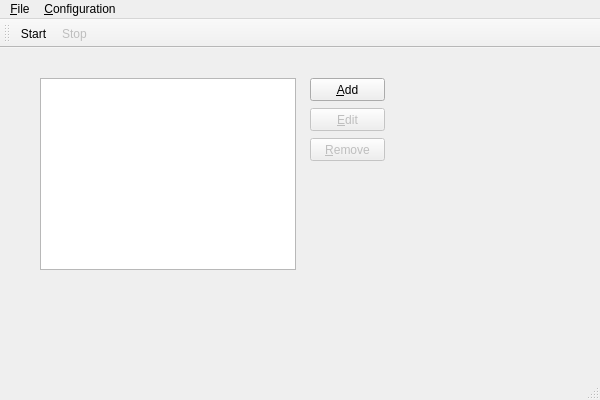
Qt form source/mainwindow.ui (martin-kudlicka/compact-ntfs) before a commit.
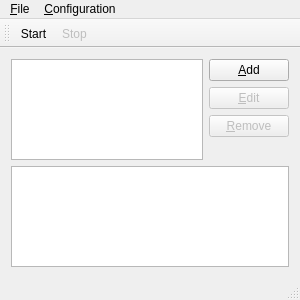
The same form after that commit.

```diff
--- a/source/mainwindow.ui
+++ b/source/mainwindow.ui
@@ -6,23 +6,19 @@
    <rect>
     <x>0</x>
     <y>0</y>
-    <width>600</width>
-    <height>400</height>
+    <width>300</width>
+    <height>300</height>
    </rect>
   </property>
   <property name="windowTitle">
    <string>MainWindow</string>
   </property>
   <widget class="QWidget" name="centralWidget">
+   <layout class="QVBoxLayout" name="verticalLayout_2">
+    <item>
+     <layout class="QHBoxLayout" name="horizontalLayout">
+      <item>
    <widget class="QTreeView" name="locations">
-    <property name="geometry">
-     <rect>
-      <x>40</x>
-      <y>30</y>
-      <width>256</width>
-      <height>192</height>
-     </rect>
-    </property>
     <property name="rootIsDecorated">
      <bool>false</bool>
     </property>
@@ -30,58 +26,71 @@
      <bool>false</bool>
     </property>
    </widget>
+      </item>
+      <item>
+       <layout class="QVBoxLayout" name="verticalLayout">
+        <item>
    <widget class="QPushButton" name="locationAdd">
-    <property name="geometry">
-     <rect>
-      <x>310</x>
-      <y>30</y>
-      <width>75</width>
-      <height>23</height>
-     </rect>
-    </property>
     <property name="text">
      <string>&amp;Add</string>
     </property>
    </widget>
+        </item>
+        <item>
    <widget class="QPushButton" name="locationEdit">
     <property name="enabled">
      <bool>false</bool>
     </property>
-    <property name="geometry">
-     <rect>
-      <x>310</x>
-      <y>60</y>
-      <width>75</width>
-      <height>23</height>
-     </rect>
-    </property>
     <property name="text">
      <string>&amp;Edit</string>
     </property>
    </widget>
+        </item>
+        <item>
    <widget class="QPushButton" name="locationRemove">
     <property name="enabled">
      <bool>false</bool>
     </property>
-    <property name="geometry">
-     <rect>
-      <x>310</x>
-      <y>90</y>
-      <width>75</width>
-      <height>23</height>
-     </rect>
-    </property>
     <property name="text">
      <string>&amp;Remove</string>
     </property>
    </widget>
+        </item>
+        <item>
+         <spacer name="verticalSpacer">
+          <property name="orientation">
+           <enum>Qt::Vertical</enum>
+          </property>
+          <property name="sizeHint" stdset="0">
+           <size>
+            <width>20</width>
+            <height>40</height>
+           </size>
+          </property>
+         </spacer>
+        </item>
+       </layout>
+      </item>
+     </layout>
+    </item>
+    <item>
+     <widget class="QTreeView" name="logMessages">
+      <property name="rootIsDecorated">
+       <bool>false</bool>
+      </property>
+      <property name="itemsExpandable">
+       <bool>false</bool>
+      </property>
+     </widget>
+    </item>
+   </layout>
   </widget>
   <widget class="QMenuBar" name="menuBar">
    <property name="geometry">
     <rect>
      <x>0</x>
      <y>0</y>
-     <width>600</width>
+     <width>300</width>
      <height>21</height>
     </rect>
    </property>
```
Left out of the diff: 2 changed lines with no effect on the pictures. Lines whose indentation alone changed are shown as unchanged.
